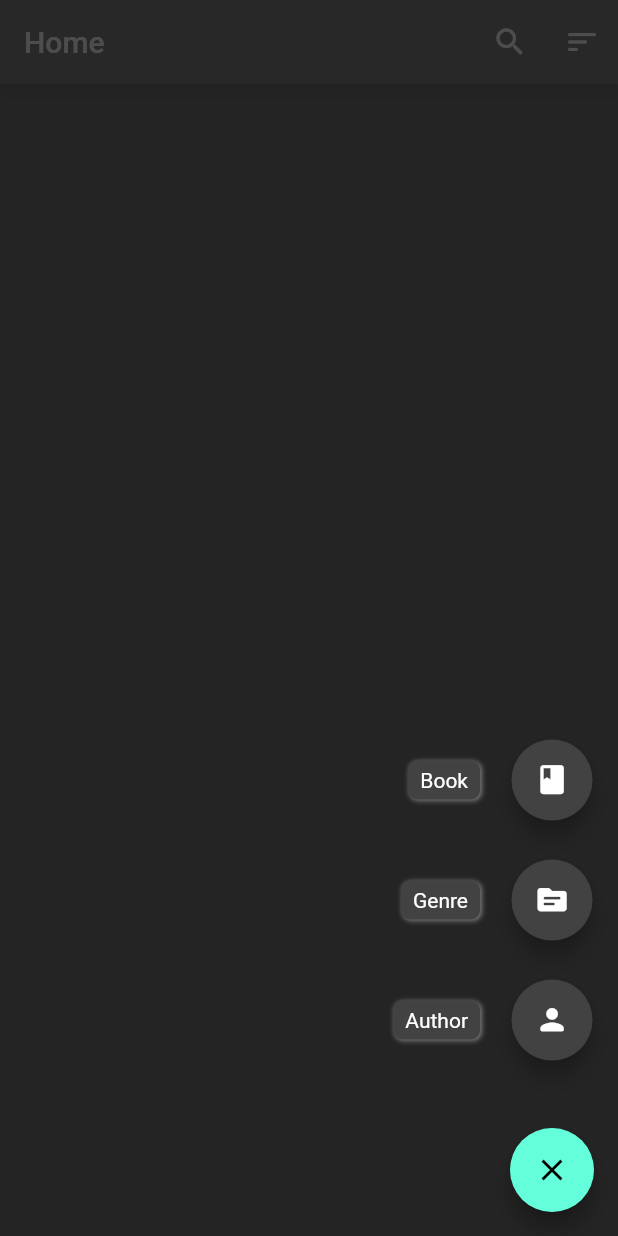
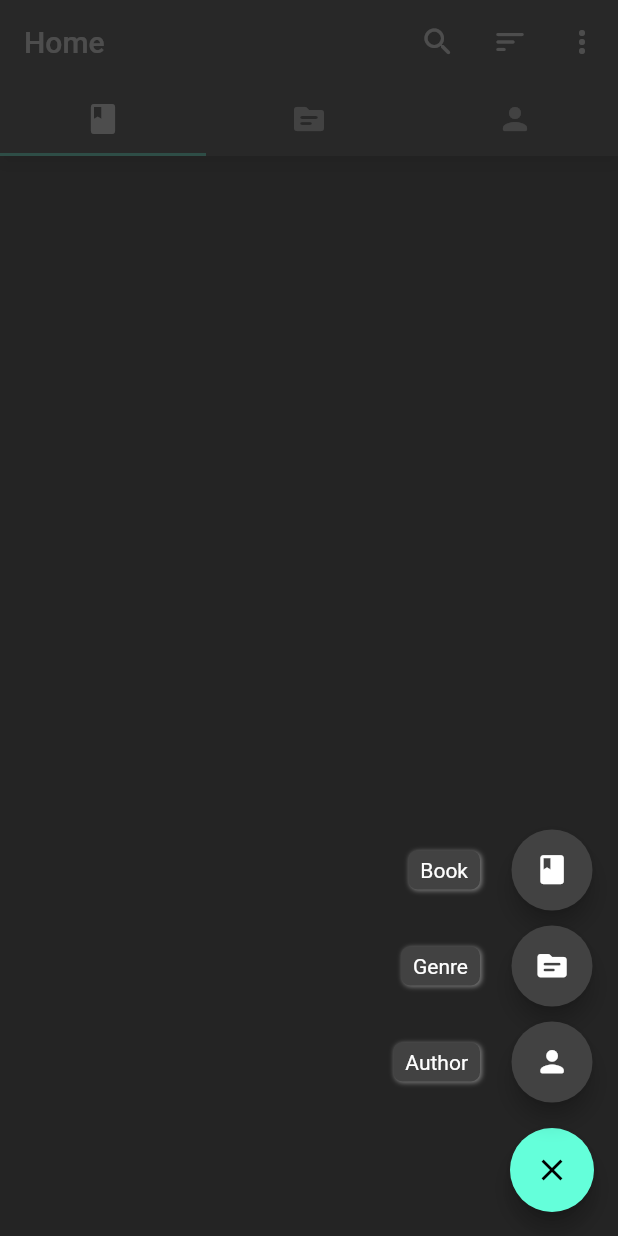
Before and after one commit to Mathorga/Shelfless, a Flutter app: the screen it shows after launch, after a tap on the "add" icon, on a phone screen of 412 x 824 dp. Run offline on Flutter 3.47's test engine with Material 2 defaults, Android fonts, the light colour scheme and no system bars; drawn by our look-alikes of flutter_speed_dial; our stand-ins replace hive, hive_flutter; accounts and stored records are empty.

Commit message:
Added better genres and authors handling

```diff
--- a/lib/models/book.dart
+++ b/lib/models/book.dart
@@ -11,13 +11,13 @@ class Book extends HiveObject {
   String title;
 
   @HiveField(2)
-  HiveList<Author>? authors;
+  HiveList<Author> authors;
 
   @HiveField(3)
   int publishDate;
 
   @HiveField(4)
-  HiveList<Genre>? genres;
+  HiveList<Genre> genres;
 
   @HiveField(6)
   String publisher;
@@ -27,9 +27,9 @@ class Book extends HiveObject {
 
   Book({
     this.title = "",
-    this.authors,
+    required this.authors,
     this.publishDate = 0,
-    this.genres,
+    required this.genres,
     this.publisher = "",
     this.location = "",
   });
--- a/lib/models/genre.dart
+++ b/lib/models/genre.dart
@@ -1,5 +1,3 @@
-import 'package:flutter/material.dart';
-
 import 'package:hive/hive.dart';
 
 part 'genre.g.dart';
--- a/lib/screens/edit_genre_screen.dart
+++ b/lib/screens/edit_genre_screen.dart
@@ -48,7 +48,7 @@ class _EditGenreScreenState extends State<EditGenreScreen> {
           // Actually save a new genre.
           final Genre genre = Genre(
             name: name.trim(),
-            color: (Random().nextDouble() * 0xFFFFFFFF).toInt(),
+            color: (Random().nextDouble() * 0x00FFFFFF + 0xFF000000).toInt(),
           );
           genres.add(genre);
           Navigator.of(context).pop();
--- a/lib/screens/main_screen.dart
+++ b/lib/screens/main_screen.dart
@@ -1,11 +1,8 @@
-import 'dart:convert';
-
 import 'package:flutter/material.dart';
-import 'package:flutter/services.dart';
 import 'package:flutter_speed_dial/flutter_speed_dial.dart';
 import 'package:hive/hive.dart';
+import 'package:shelfish/models/author.dart';
 
-import 'package:shelfish/models/author.dart';
 import 'package:shelfish/models/book.dart';
 import 'package:shelfish/models/genre.dart';
 import 'package:shelfish/screens/book_info_screen.dart';
@@ -26,24 +23,64 @@ class MainScreen extends StatefulWidget {
 class _MainScreenState extends State<MainScreen> {
   final Box<Book> _books = Hive.box<Book>("books");
   final Box<Genre> _genres = Hive.box<Genre>("genres");
+  final Box<Author> _authors = Hive.box<Author>("authors");
 
   @override
   Widget build(BuildContext context) {
-    return Scaffold(
+    return DefaultTabController(
+      length: 3,
+      child: Scaffold(
         appBar: AppBar(
           title: const Text("Home"),
           actions: [
             IconButton(
               onPressed: () {},
-            icon: const Icon(Icons.search),
+              icon: const Icon(Icons.search_rounded),
             ),
-          IconButton(
-            onPressed: () {},
-            icon: const Icon(Icons.sort),
+            PopupMenuButton<String>(
+              icon: const Icon(Icons.sort_rounded),
+              onSelected: (String item) {},
+              tooltip: "Sort by",
+              itemBuilder: (BuildContext context) {
+                return {
+                  "Title",
+                  "Author",
+                  "Genre",
+                }.map((String choice) {
+                  return PopupMenuItem<String>(
+                    value: choice,
+                    child: Text(choice),
+                  );
+                }).toList();
+              },
+            ),
+            PopupMenuButton<String>(
+              onSelected: (String item) {},
+              itemBuilder: (BuildContext context) {
+                return {
+                  "Logout",
+                  "Settings",
+                }.map((String choice) {
+                  return PopupMenuItem<String>(
+                    value: choice,
+                    child: Text(choice),
+                  );
+                }).toList();
+              },
             ),
           ],
+          bottom: const TabBar(
+            tabs: [
+              Tab(icon: Icon(Icons.book_rounded)),
+              Tab(icon: Icon(Icons.topic_rounded)),
+              Tab(icon: Icon(Icons.person_rounded)),
+            ],
           ),
-      body: ListView(
+        ),
+        body: TabBarView(
+          children: [
+            // Books list.
+            ListView(
               physics: const BouncingScrollPhysics(),
               padding: const EdgeInsets.all(8.0),
               children: [
@@ -56,11 +93,39 @@ class _MainScreenState extends State<MainScreen> {
                 )
               ],
             ),
+
+            // Genres list.
+            ListView(
+              physics: const BouncingScrollPhysics(),
+              padding: const EdgeInsets.all(8.0),
+              children: [
+                ...List.generate(
+                  _genres.length,
+                  (int index) => Text(_genres.getAt(index)!.name),
+                )
+              ],
+            ),
+
+            // Authors list.
+            ListView(
+              physics: const BouncingScrollPhysics(),
+              padding: const EdgeInsets.all(8.0),
+              children: [
+                ...List.generate(
+                  _authors.length,
+                  (int index) {
+                    Author? author = _authors.getAt(index);
+                    return Text("${author?.firstName} ${author?.lastName}");
+                  }
+                )
+              ],
+            ),
+          ],
+        ),
         floatingActionButton: SpeedDial(
           icon: Icons.add,
           activeIcon: Icons.close,
-        spacing: 24.0,
-        spaceBetweenChildren: 16.0,
+          spacing: 12.0,
           childrenButtonSize: const Size(64.0, 64.0),
           children: [
             SpeedDialChild(
@@ -86,45 +151,7 @@ class _MainScreenState extends State<MainScreen> {
             ),
           ],
         ),
-      // floatingActionButton: FloatingActionButton(
-      //   onPressed: () {
-      //     showDialog(
-      //         context: context,
-      //         builder: (BuildContext context) {
-      //           return AlertDialog(
-      //             title: const Text("Add new"),
-      //             content: Column(
-      //               mainAxisSize: MainAxisSize.min,
-      //               crossAxisAlignment: CrossAxisAlignment.stretch,
-      //               children: [
-      //                 ElevatedButton(
-      //                   onPressed: () {
-      //                     Navigator.of(context).pop();
-      //                     Navigator.of(context).pushNamed(EditAuthorScreen.routeName);
-      //                   },
-      //                   child: const Text("Author"),
-      //                 ),
-      //                 ElevatedButton(
-      //                   onPressed: () {
-      //                     Navigator.of(context).pop();
-      //                     Navigator.of(context).pushNamed(EditBookScreen.routeName).then((Object? value) => setState(() {}));
-      //                   },
-      //                   child: const Text("Book"),
-      //                 ),
-      //                 ElevatedButton(
-      //                   onPressed: () {
-      //                     Navigator.of(context).pop();
-      //                     Navigator.of(context).pushNamed(EditGenreScreen.routeName);
-      //                   },
-      //                   child: const Text("Genre"),
-      //                 ),
-      //               ],
-      //             ),
-      //           );
-      //         });
-      //   },
-      //   child: const Icon(Icons.add),
-      // ),
+      ),
     );
   }
 
```
Also changed, not shown: lib/screens/book_info_screen.dart (+55 -20 lines), lib/screens/edit_book_screen.dart (+17 -19 lines), lib/widgets/book_preview_widget.dart (+32 -22 lines), lib/models/book.g.dart. Lines whose indentation alone changed are shown as unchanged.
